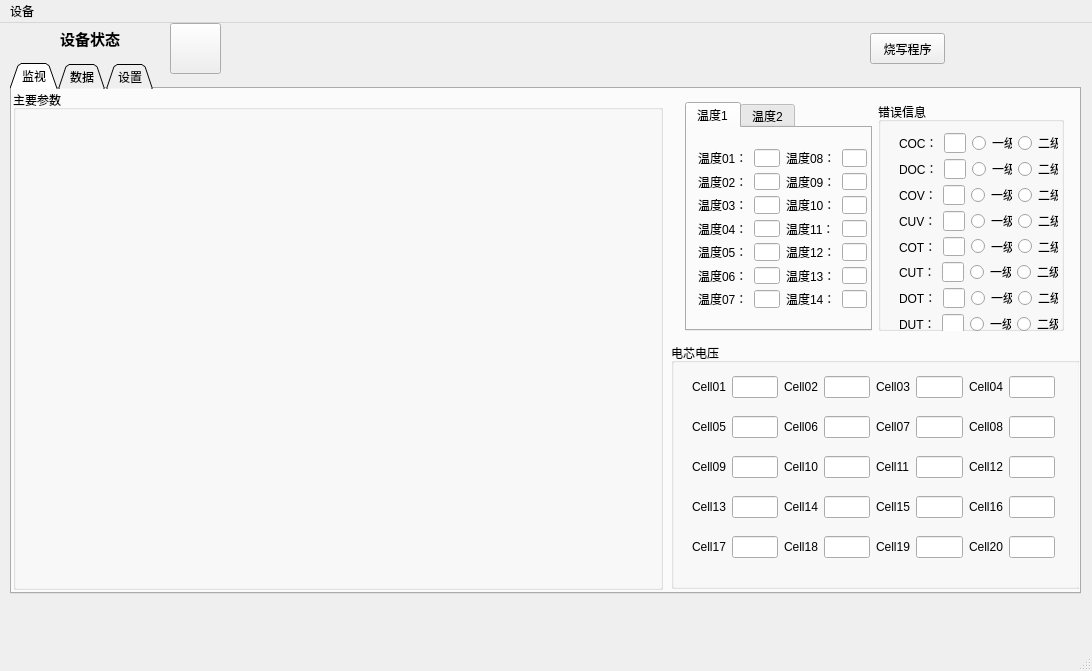
This is mainwindow.ui in zhuyanliang/GlobelCanTools as Qt 5 draws it before an edit. The edited form follows.
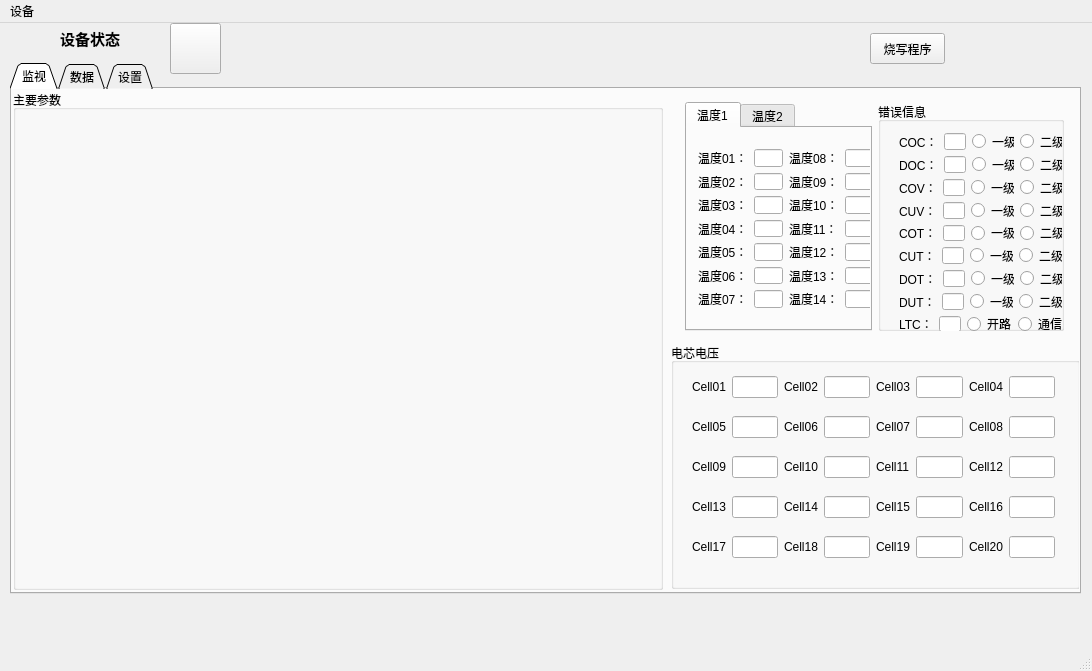
This is the edited form.

Commit message: add 20 cells volt and 4 temperature

What changed in the file:
```diff
--- a/mainwindow.ui
+++ b/mainwindow.ui
@@ -88,7 +88,7 @@
       <property name="title">
        <string>电芯电压</string>
       </property>
-      <widget class="QWidget" name="layoutWidget3">
+      <widget class="QWidget" name="layoutWidget1">
        <property name="geometry">
         <rect>
          <x>10</x>
@@ -356,12 +356,12 @@
           <attribute name="title">
            <string>温度1</string>
           </attribute>
-          <widget class="QWidget" name="layoutWidget">
+          <widget class="QWidget" name="layoutWidget3">
            <property name="geometry">
             <rect>
              <x>0</x>
              <y>10</y>
-             <width>191</width>
+             <width>198</width>
              <height>181</height>
             </rect>
            </property>
@@ -538,13 +538,13 @@
          <property name="title">
           <string>错误信息</string>
          </property>
-         <widget class="QWidget" name="layoutWidget">
+         <widget class="QWidget" name="layoutWidget4">
           <property name="geometry">
            <rect>
             <x>10</x>
             <y>20</y>
-            <width>181</width>
-            <height>248</height>
+            <width>185</width>
+            <height>221</height>
            </rect>
           </property>
           <layout class="QVBoxLayout" name="verticalLayout_2">
```
Left out of the diff: 8 changed lines with no effect on the pictures. The commit also changes 1 other file.
